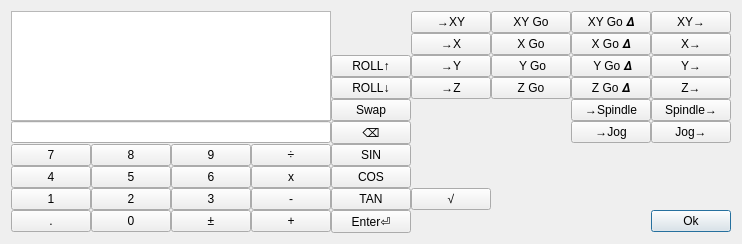
First picture: the form in src/rpncalc/rpncalc.ui, repository elhernes/Candle, before the edit.
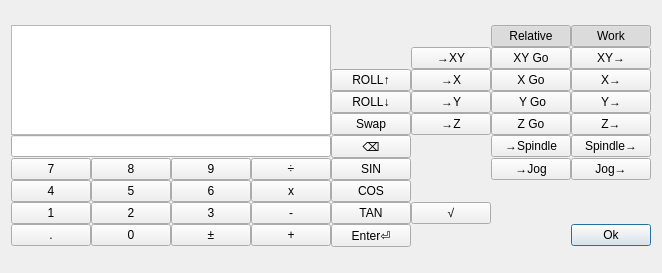
Second picture: the form after the edit.

Commit message:
abs/rel work/machine toggles in rpncalc
add two toggle buttons to rpn calc, absolute/relative and work/machine

this simplifies the keypad and makes the axis buttons a little simpler
to follow.

The functions of the '->Axis', 'Axis->', and 'GO Axis' buttons depend
on the state of the toggles.  Hopefully this is mostly intuitive, with
the following exception.

When "Machine" is selected, the ->Axis buttons are disabled because
there isn't really a way to set the machine axis - this is what homing
is for.

Patch:
```diff
--- a/src/rpncalc/rpncalc.ui
+++ b/src/rpncalc/rpncalc.ui
@@ -2,6 +2,14 @@
 <ui version="4.0">
  <class>RpnCalcDialog</class>
  <widget class="QDialog" name="RpnCalcDialog">
+  <property name="geometry">
+   <rect>
+    <x>0</x>
+    <y>0</y>
+    <width>658</width>
+    <height>273</height>
+   </rect>
+  </property>
   <property name="windowTitle">
    <string>RPN Calc</string>
   </property>
@@ -59,13 +67,6 @@
        </property>
       </widget>
      </item>
-     <item row="3" column="6">
-      <widget class="QPushButton" name="button_go_z_abs">
-       <property name="text">
-        <string>Z Go</string>
-       </property>
-      </widget>
-     </item>
      <item row="8" column="4">
       <widget class="QPushButton" name="button_tan">
        <property name="text">
@@ -73,13 +74,6 @@
        </property>
       </widget>
      </item>
-     <item row="3" column="8">
-      <widget class="QPushButton" name="button_push_z">
-       <property name="text">
-        <string>Z→</string>
-       </property>
-      </widget>
-     </item>
      <item row="8" column="1">
       <widget class="QPushButton" name="button_2">
        <property name="text">
@@ -104,13 +98,6 @@
        </property>
       </widget>
      </item>
-     <item row="0" column="8">
-      <widget class="QPushButton" name="button_push_xy">
-       <property name="text">
-        <string>XY→</string>
-       </property>
-      </widget>
-     </item>
      <item row="6" column="2">
       <widget class="QPushButton" name="button_9">
        <property name="text">
@@ -118,20 +105,6 @@
        </property>
       </widget>
      </item>
-     <item row="2" column="6">
-      <widget class="QPushButton" name="button_go_y_abs">
-       <property name="text">
-        <string> Y Go</string>
-       </property>
-      </widget>
-     </item>
-     <item row="2" column="7">
-      <widget class="QPushButton" name="button_go_y_rel">
-       <property name="text">
-        <string> Y Go 𝞓</string>
-       </property>
-      </widget>
-     </item>
      <item row="7" column="2">
       <widget class="QPushButton" name="button_6">
        <property name="text">
@@ -139,13 +112,6 @@
        </property>
       </widget>
      </item>
-     <item row="1" column="6">
-      <widget class="QPushButton" name="button_go_x_abs">
-       <property name="text">
-        <string>X Go</string>
-       </property>
-      </widget>
-     </item>
      <item row="9" column="8">
       <widget class="QPushButton" name="button_ok">
        <property name="text">
@@ -166,13 +132,6 @@
        </property>
       </widget>
      </item>
-     <item row="1" column="7">
-      <widget class="QPushButton" name="button_go_x_rel">
-       <property name="text">
-        <string>X Go 𝞓</string>
-       </property>
-      </widget>
-     </item>
      <item row="6" column="0">
       <widget class="QPushButton" name="button_7">
        <property name="text">
@@ -187,13 +146,6 @@
        </property>
       </widget>
      </item>
-     <item row="0" column="6">
-      <widget class="QPushButton" name="button_go_xy_abs">
-       <property name="text">
-        <string>XY Go</string>
-       </property>
-      </widget>
-     </item>
      <item row="7" column="3">
       <widget class="QPushButton" name="button_multiplication">
        <property name="text">
@@ -201,20 +153,6 @@
        </property>
       </widget>
      </item>
-     <item row="0" column="5">
-      <widget class="QPushButton" name="button_set_xy">
-       <property name="text">
-        <string>→XY</string>
-       </property>
-      </widget>
-     </item>
-     <item row="2" column="8">
-      <widget class="QPushButton" name="button_push_y">
-       <property name="text">
-        <string>Y→</string>
-       </property>
-      </widget>
-     </item>
      <item row="6" column="3">
       <widget class="QPushButton" name="button_division">
        <property name="text">
@@ -222,13 +160,6 @@
        </property>
       </widget>
      </item>
-     <item row="3" column="7">
-      <widget class="QPushButton" name="button_go_z_rel">
-       <property name="text">
-        <string>Z Go 𝞓</string>
-       </property>
-      </widget>
-     </item>
      <item row="7" column="0">
       <widget class="QPushButton" name="button_4">
        <property name="text">
@@ -243,13 +174,6 @@
        </property>
       </widget>
      </item>
-     <item row="0" column="7">
-      <widget class="QPushButton" name="button_go_xy_rel">
-       <property name="text">
-        <string>XY Go 𝞓</string>
-       </property>
-      </widget>
-     </item>
      <item row="7" column="1">
       <widget class="QPushButton" name="button_5">
        <property name="text">
@@ -257,13 +181,6 @@
        </property>
       </widget>
      </item>
-     <item row="3" column="5">
-      <widget class="QPushButton" name="button_set_z">
-       <property name="text">
-        <string>→Z</string>
-       </property>
-      </widget>
-     </item>
      <item row="9" column="1">
       <widget class="QPushButton" name="button_0">
        <property name="text">
@@ -271,13 +188,6 @@
        </property>
       </widget>
      </item>
-     <item row="2" column="5">
-      <widget class="QPushButton" name="button_set_y">
-       <property name="text">
-        <string>→Y</string>
-       </property>
-      </widget>
-     </item>
      <item row="8" column="5">
       <widget class="QPushButton" name="button_sqrt">
        <property name="text">
@@ -285,20 +195,6 @@
        </property>
       </widget>
      </item>
-     <item row="1" column="5">
-      <widget class="QPushButton" name="button_set_x">
-       <property name="text">
-        <string>→X</string>
-       </property>
-      </widget>
-     </item>
-     <item row="1" column="8">
-      <widget class="QPushButton" name="button_push_x">
-       <property name="text">
-        <string>X→</string>
-       </property>
-      </widget>
-     </item>
      <item row="4" column="4">
       <widget class="QPushButton" name="button_swap">
        <property name="text">
@@ -323,34 +219,144 @@
        </property>
       </widget>
      </item>
-     <item row="4" column="7">
+     <item row="6" column="8">
+      <widget class="QPushButton" name="button_push_feed">
+       <property name="text">
+        <string>Jog→</string>
+       </property>
+      </widget>
+     </item>
+     <item row="5" column="8">
+      <widget class="QPushButton" name="button_push_spindle">
+       <property name="text">
+        <string>Spindle→</string>
+       </property>
+      </widget>
+     </item>
+     <item row="4" column="8">
+      <widget class="QPushButton" name="button_push_z">
+       <property name="text">
+        <string>Z→</string>
+       </property>
+      </widget>
+     </item>
+     <item row="3" column="8">
+      <widget class="QPushButton" name="button_push_y">
+       <property name="text">
+        <string>Y→</string>
+       </property>
+      </widget>
+     </item>
+     <item row="2" column="8">
+      <widget class="QPushButton" name="button_push_x">
+       <property name="text">
+        <string>X→</string>
+       </property>
+      </widget>
+     </item>
+     <item row="1" column="8">
+      <widget class="QPushButton" name="button_push_xy">
+       <property name="text">
+        <string>XY→</string>
+       </property>
+      </widget>
+     </item>
+     <item row="4" column="6">
+      <widget class="QPushButton" name="button_go_z">
+       <property name="text">
+        <string>Z Go</string>
+       </property>
+      </widget>
+     </item>
+     <item row="3" column="6">
+      <widget class="QPushButton" name="button_go_y">
+       <property name="text">
+        <string> Y Go</string>
+       </property>
+      </widget>
+     </item>
+     <item row="2" column="6">
+      <widget class="QPushButton" name="button_go_x">
+       <property name="text">
+        <string>X Go</string>
+       </property>
+      </widget>
+     </item>
+     <item row="1" column="6">
+      <widget class="QPushButton" name="button_go_xy">
+       <property name="text">
+        <string>XY Go</string>
+       </property>
+      </widget>
+     </item>
+     <item row="4" column="5">
+      <widget class="QPushButton" name="button_set_z">
+       <property name="text">
+        <string>→Z</string>
+       </property>
+      </widget>
+     </item>
+     <item row="3" column="5">
+      <widget class="QPushButton" name="button_set_y">
+       <property name="text">
+        <string>→Y</string>
+       </property>
+      </widget>
+     </item>
+     <item row="2" column="5">
+      <widget class="QPushButton" name="button_set_x">
+       <property name="text">
+        <string>→X</string>
+       </property>
+      </widget>
+     </item>
+     <item row="1" column="5">
+      <widget class="QPushButton" name="button_set_xy">
+       <property name="text">
+        <string>→XY</string>
+       </property>
+      </widget>
+     </item>
+     <item row="0" column="8">
+      <widget class="QPushButton" name="toggle_work_machine">
+       <property name="text">
+        <string>Work</string>
+       </property>
+       <property name="checkable">
+        <bool>true</bool>
+       </property>
+       <property name="checked">
+        <bool>true</bool>
+       </property>
+      </widget>
+     </item>
+     <item row="0" column="6">
+      <widget class="QPushButton" name="toggle_relative_absolute">
+       <property name="text">
+        <string>Relative</string>
+       </property>
+       <property name="checkable">
+        <bool>true</bool>
+       </property>
+       <property name="checked">
+        <bool>true</bool>
+       </property>
+      </widget>
+     </item>
+     <item row="5" column="6">
       <widget class="QPushButton" name="button_set_spindle">
        <property name="text">
         <string>→Spindle</string>
        </property>
       </widget>
      </item>
-     <item row="5" column="7">
+     <item row="6" column="6">
       <widget class="QPushButton" name="button_set_feed">
        <property name="text">
         <string>→Jog</string>
        </property>
       </widget>
      </item>
-     <item row="4" column="8">
-      <widget class="QPushButton" name="button_push_spindle">
-       <property name="text">
-        <string>Spindle→</string>
-       </property>
-      </widget>
-     </item>
-     <item row="5" column="8">
-      <widget class="QPushButton" name="button_push_feed">
-       <property name="text">
-        <string>Jog→</string>
-       </property>
-      </widget>
-     </item>
     </layout>
    </item>
   </layout>
```
The commit also changes 4 other files.
